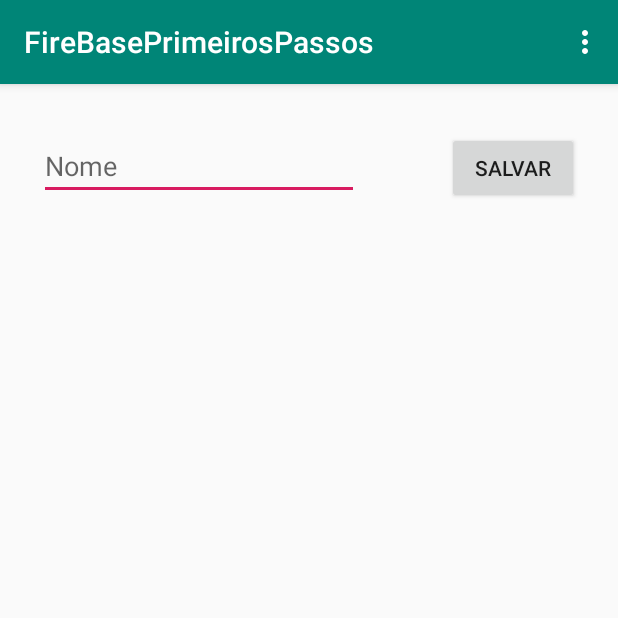
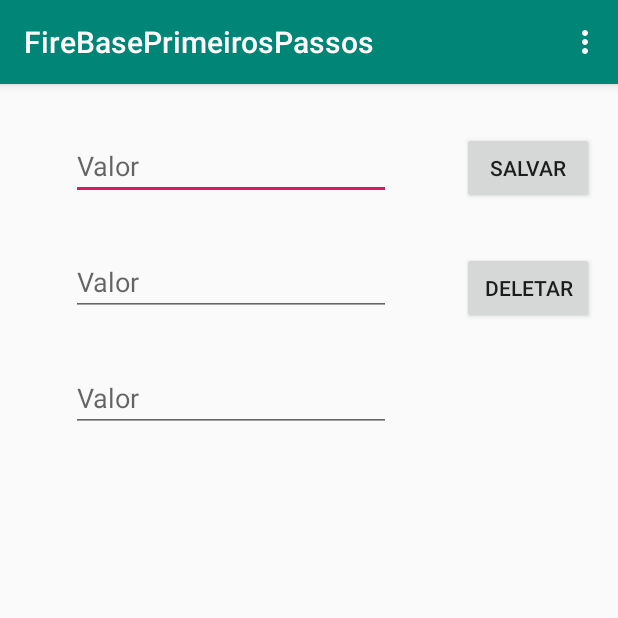
Before and after one commit to ytaconelli/FireBasePrimeirosPassos, an Android app: the screen it shows after launch (MainActivity), after a tap on "SALVAR", on a phone screen of 412 x 824 dp, the top half of it. Run offline under Robolectric (Android 15) with nearby library versions, the phone set to English and light mode, and no system bars; our stand-ins replace Firebase (no records; nobody signed in at launch, a user with empty details on screens opened directly).

Commit message:
Pós exercicio

```diff
--- a/app/src/main/java/com/example/firebaseprimeirospassos/MainActivity.java
+++ b/app/src/main/java/com/example/firebaseprimeirospassos/MainActivity.java
@@ -22,13 +22,18 @@ public class MainActivity extends AppCompatActivity {
 
     private FirebaseDatabase firebaseDatabase;
     private DatabaseReference databaseReference;
-    private EditText editTextNome;
+    private EditText editTextValor1;
+    private EditText editTextValor2;
+    private EditText editTextValor3;
 
     @Override
     protected void onCreate(Bundle savedInstanceState) {
         super.onCreate(savedInstanceState);
         setContentView(R.layout.activity_main);
-        editTextNome = findViewById(R.id.edit_text_nome);
+        editTextValor1 = findViewById(R.id.edit_text_valor1);
+        editTextValor2 = findViewById(R.id.edit_text_valor2);
+        editTextValor3 = findViewById(R.id.edit_text_valor3);
+
         conectarBanco();
     }
 
@@ -42,10 +47,27 @@ public class MainActivity extends AppCompatActivity {
         String uiid = UUID.randomUUID().toString();
         databaseReference
                 .child("Dicionario")
-                .child(uiid)
-                .child("Nome")
-                .setValue(editTextNome.getText().toString());
+                .child("Valor1")
+                .setValue(editTextValor1.getText().toString());
+
+        databaseReference
+                .child("Dicionario")
+                .child("Valor2")
+                .setValue(editTextValor2.getText().toString());
+
+        databaseReference
+                .child("Dicionario")
+                .child("Valor3")
+                .setValue(editTextValor3.getText().toString());
     }
+
+    //public void apagarDado(View v){
+   //     databaseReference.child("Dicionario").child("Valor1").removeValue();
+    //    databaseReference.child("Dicionario").child("Valor2").removeValue();
+    //    databaseReference.child("Dicionario").child("Valor3").removeValue();
+   // }
+
+
 
     @Override
     public boolean onCreateOptionsMenu(Menu menu) {
--- a/app/src/main/res/layout/activity_main.xml
+++ b/app/src/main/res/layout/activity_main.xml
@@ -7,27 +7,60 @@
     tools:context=".MainActivity">
 
     <EditText
-        android:id="@+id/edit_text_nome"
+        android:id="@+id/edit_text_valor1"
         android:layout_width="wrap_content"
         android:layout_height="wrap_content"
         android:layout_marginTop="32dp"
-        android:layout_marginEnd="16dp"
         android:ems="10"
         android:hint="@string/nome"
         android:inputType="textPersonName"
-        app:layout_constraintEnd_toStartOf="@+id/button"
+        app:layout_constraintEnd_toStartOf="@+id/button2"
         app:layout_constraintStart_toStartOf="parent"
         app:layout_constraintTop_toTopOf="parent" />
+
+    <EditText
+        android:id="@+id/edit_text_valor3"
+        android:layout_width="wrap_content"
+        android:layout_height="wrap_content"
+        android:layout_marginTop="32dp"
+        android:ems="10"
+        android:hint="@string/nome"
+        android:inputType="textPersonName"
+        app:layout_constraintEnd_toStartOf="@+id/button2"
+        app:layout_constraintStart_toStartOf="parent"
+        app:layout_constraintTop_toBottomOf="@+id/edit_text_valor2" />
+
+    <EditText
+        android:id="@+id/edit_text_valor2"
+        android:layout_width="wrap_content"
+        android:layout_height="wrap_content"
+        android:layout_marginTop="32dp"
+        android:ems="10"
+        android:hint="@string/nome"
+        android:inputType="textPersonName"
+        app:layout_constraintEnd_toStartOf="@+id/button2"
+        app:layout_constraintStart_toStartOf="parent"
+        app:layout_constraintTop_toBottomOf="@+id/edit_text_valor1" />
 
     <Button
         android:id="@+id/button"
         android:layout_width="wrap_content"
         android:layout_height="wrap_content"
-        android:layout_marginStart="16dp"
         android:layout_marginTop="32dp"
+        android:layout_marginEnd="16dp"
         android:onClick="salvarDado"
         android:text="@string/btn"
         app:layout_constraintEnd_toEndOf="parent"
-        app:layout_constraintStart_toEndOf="@+id/edit_text_nome"
         app:layout_constraintTop_toTopOf="parent" />
+
+    <Button
+        android:id="@+id/button2"
+        android:layout_width="wrap_content"
+        android:layout_height="wrap_content"
+        android:layout_marginTop="32dp"
+        android:layout_marginEnd="16dp"
+        android:onClick="apagarDado"
+        android:text="@string/btn2"
+        app:layout_constraintEnd_toEndOf="parent"
+        app:layout_constraintTop_toBottomOf="@+id/button" />
 </androidx.constraintlayout.widget.ConstraintLayout>
--- a/app/src/main/res/values/strings.xml
+++ b/app/src/main/res/values/strings.xml
@@ -1,6 +1,7 @@
 <resources>
     <string name="app_name">FireBasePrimeirosPassos</string>
     <string name="btn">Salvar</string>
-    <string name="nome">Nome</string>
+    <string name="btn2">Deletar</string>
+    <string name="nome">Valor</string>
     <string name="item_leitura">Leitura</string>
 </resources>
```
Also changed, not shown: app/src/main/java/com/example/firebaseprimeirospassos/LeituraActivity.java (+25 -2 lines), app/src/main/res/layout/activity_leitura.xml (+33 -0 lines).
